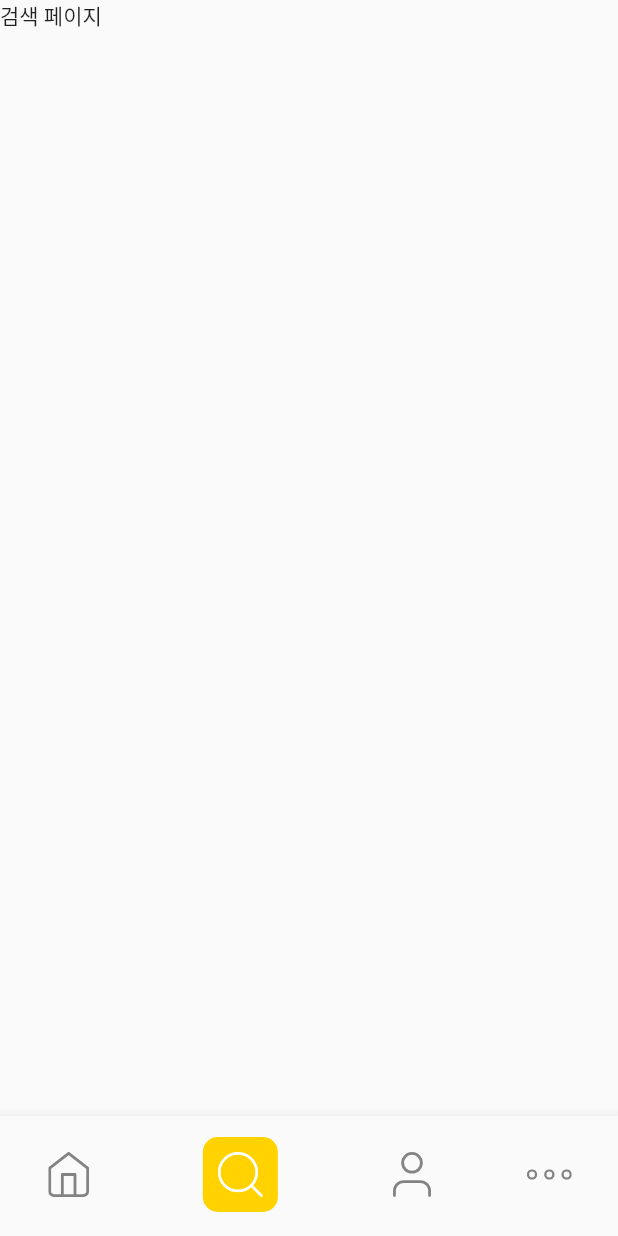
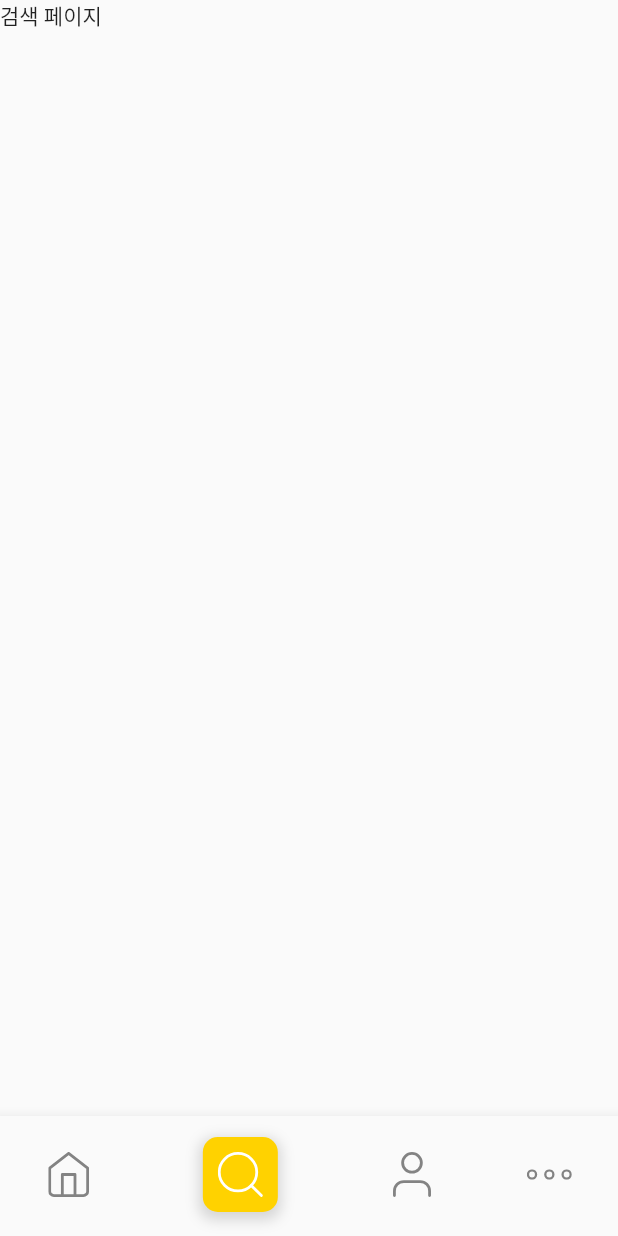
Before and after one commit to SuhyungK/Simollu, a Flutter app: the screen it shows after launch, item 2 of the bottom bar chosen, on a phone screen of 412 x 824 dp. Run offline on Flutter 3.47's test engine with Material 2 defaults, Android fonts, the phone set to English and light mode, and no system bars; our stand-ins replace flutter_svg, get.

Commit message:
[FE] feat: 푸터 현재 페이지를 가리키는 박스에 그림자 추가

```diff
--- a/simollu_front/lib/widgets/nav_bar.dart
+++ b/simollu_front/lib/widgets/nav_bar.dart
@@ -48,6 +48,16 @@ class NavBar extends StatelessWidget {
                     duration: Duration(milliseconds: 300),
                     padding: EdgeInsets.all(10),
                     decoration: BoxDecoration(
+                      boxShadow: controller.rootPageIndex.value == index
+                          ? [
+                              BoxShadow(
+                                blurRadius: 7,
+                                color: Colors.grey.withOpacity(0.4),
+                                spreadRadius: 2,
+                                offset: Offset(0, 3),
+                              ),
+                            ]
+                          : null,
                       borderRadius: BorderRadius.circular(10),
                       color: controller.rootPageIndex.value == index
                           ? Color(0xFFFFD200)
```
